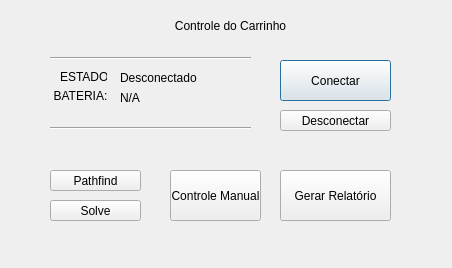
Above: Interface_Python/mover.ui from lucasgcb/pathfinderkart before the change. Below: the same form after it.
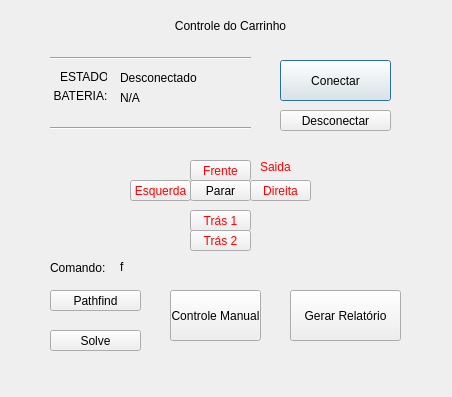
That is the form after the change.

Patch:
```diff
--- a/Interface_Python/mover.ui
+++ b/Interface_Python/mover.ui
@@ -7,7 +7,7 @@
     <x>0</x>
     <y>0</y>
     <width>452</width>
-    <height>268</height>
+    <height>397</height>
    </rect>
   </property>
   <property name="windowTitle">
@@ -94,7 +94,7 @@
    <property name="geometry">
     <rect>
      <x>50</x>
-     <y>170</y>
+     <y>290</y>
      <width>91</width>
      <height>21</height>
     </rect>
@@ -107,7 +107,7 @@
    <property name="geometry">
     <rect>
      <x>50</x>
-     <y>200</y>
+     <y>330</y>
      <width>91</width>
      <height>21</height>
     </rect>
@@ -120,7 +120,7 @@
    <property name="geometry">
     <rect>
      <x>170</x>
-     <y>170</y>
+     <y>290</y>
      <width>91</width>
      <height>51</height>
     </rect>
@@ -132,8 +132,8 @@
   <widget class="QPushButton" name="botao_salvar">
    <property name="geometry">
     <rect>
-     <x>280</x>
-     <y>170</y>
+     <x>290</x>
+     <y>290</y>
      <width>111</width>
      <height>51</height>
     </rect>
@@ -243,7 +243,7 @@
    <property name="geometry">
     <rect>
      <x>170</x>
-     <y>230</y>
+     <y>360</y>
      <width>231</width>
      <height>20</height>
     </rect>
@@ -261,6 +261,144 @@
     <number>0</number>
    </property>
   </widget>
+  <widget class="QPushButton" name="botao_esquerda">
+   <property name="geometry">
+    <rect>
+     <x>130</x>
+     <y>180</y>
+     <width>61</width>
+     <height>21</height>
+    </rect>
+   </property>
+   <property name="styleSheet">
+    <string notr="true">Color:Red</string>
+   </property>
+   <property name="text">
+    <string>Esquerda</string>
+   </property>
+  </widget>
+  <widget class="QPushButton" name="botao_tras2">
+   <property name="geometry">
+    <rect>
+     <x>190</x>
+     <y>230</y>
+     <width>61</width>
+     <height>21</height>
+    </rect>
+   </property>
+   <property name="styleSheet">
+    <string notr="true">color: Red</string>
+   </property>
+   <property name="text">
+    <string>Trás 2</string>
+   </property>
+  </widget>
+  <widget class="QPushButton" name="botao_direita">
+   <property name="geometry">
+    <rect>
+     <x>250</x>
+     <y>180</y>
+     <width>61</width>
+     <height>21</height>
+    </rect>
+   </property>
+   <property name="styleSheet">
+    <string notr="true">Color: Red</string>
+   </property>
+   <property name="text">
+    <string>Direita</string>
+   </property>
+  </widget>
+  <widget class="QPushButton" name="botao_tras1">
+   <property name="geometry">
+    <rect>
+     <x>190</x>
+     <y>210</y>
+     <width>61</width>
+     <height>21</height>
+    </rect>
+   </property>
+   <property name="styleSheet">
+    <string notr="true">color: Red</string>
+   </property>
+   <property name="text">
+    <string>Trás 1</string>
+   </property>
+  </widget>
+  <widget class="QPushButton" name="botao_frente">
+   <property name="geometry">
+    <rect>
+     <x>190</x>
+     <y>160</y>
+     <width>61</width>
+     <height>21</height>
+    </rect>
+   </property>
+   <property name="styleSheet">
+    <string notr="true">Color:Red</string>
+   </property>
+   <property name="text">
+    <string>Frente</string>
+   </property>
+  </widget>
+  <widget class="QLabel" name="botao_saida">
+   <property name="geometry">
+    <rect>
+     <x>260</x>
+     <y>160</y>
+     <width>47</width>
+     <height>13</height>
+    </rect>
+   </property>
+   <property name="styleSheet">
+    <string notr="true">color:red</string>
+   </property>
+   <property name="text">
+    <string>Saida</string>
+   </property>
+  </widget>
+  <widget class="QLabel" name="label">
+   <property name="geometry">
+    <rect>
+     <x>50</x>
+     <y>260</y>
+     <width>61</width>
+     <height>16</height>
+    </rect>
+   </property>
+   <property name="text">
+    <string>Comando:</string>
+   </property>
+  </widget>
+  <widget class="QLabel" name="label_comando_atual">
+   <property name="geometry">
+    <rect>
+     <x>120</x>
+     <y>260</y>
+     <width>47</width>
+     <height>13</height>
+    </rect>
+   </property>
+   <property name="text">
+    <string>f</string>
+   </property>
+  </widget>
+  <widget class="QPushButton" name="botao_parar">
+   <property name="geometry">
+    <rect>
+     <x>190</x>
+     <y>180</y>
+     <width>61</width>
+     <height>21</height>
+    </rect>
+   </property>
+   <property name="styleSheet">
+    <string notr="true"/>
+   </property>
+   <property name="text">
+    <string>Parar</string>
+   </property>
+  </widget>
  </widget>
  <resources/>
  <connections/>
```
